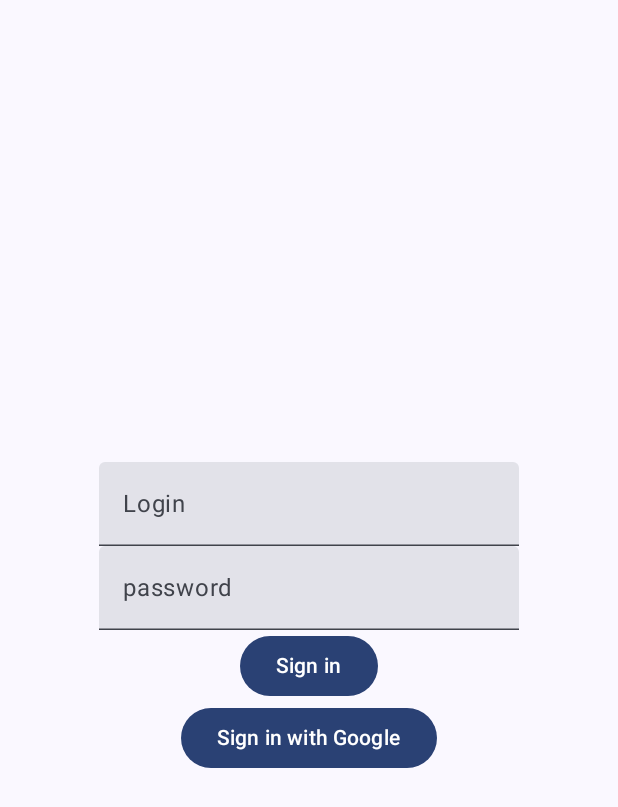
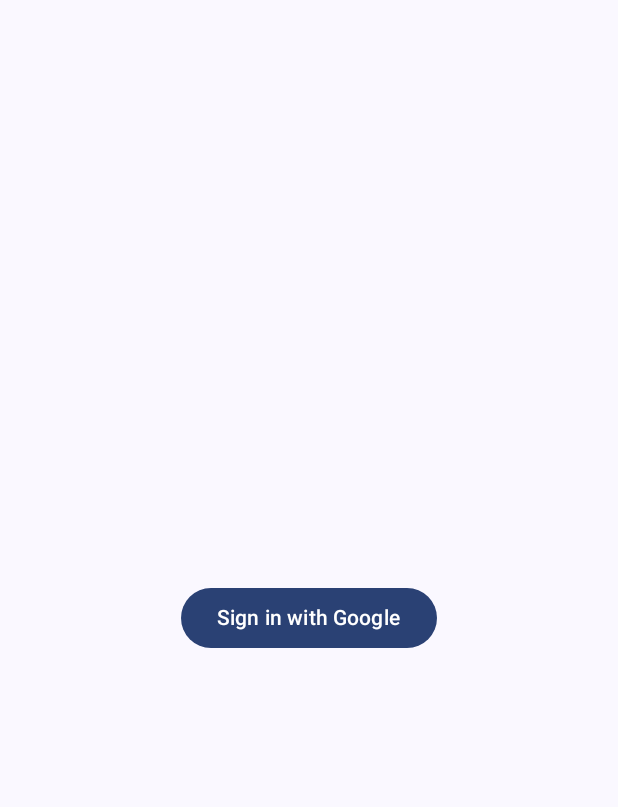
Before and after one commit to Lightios/UJAndroid, an Android app built with Jetpack Compose: the screen it shows after launch (MainActivity), on a phone screen of 412 x 824 dp. Shown: the top 807 px of the screen. Run offline under Robolectric (Android 15) with nearby library versions, the phone set to English and light mode, and no system bars; our stand-ins replace Firebase (no records; nobody signed in at launch, a user with empty details on screens opened directly); libraries missing offline, so code that uses them is left out: com.firebase.ui.

Commit message:
Update SignInScreen.kt
fix

```diff
--- a/zajecia8/app/src/main/java/com/example/logowanieirejestracja/authentication/sign_in/SignInScreen.kt
+++ b/zajecia8/app/src/main/java/com/example/logowanieirejestracja/authentication/sign_in/SignInScreen.kt
@@ -49,21 +49,21 @@ fun SignInScreen(
     )
     {
 
-        TextField(
-            value = login,
-            onValueChange = { login = it },
-            label = { Text("Login") }
-        )
+        // TextField(
+        //     value = login,
+        //     onValueChange = { login = it },
+        //     label = { Text("Login") }
+        // )
 
-        TextField(
-            value = password,
-            onValueChange = { password = it },
-            label = { Text("password") }
-        )
+        // TextField(
+        //     value = password,
+        //     onValueChange = { password = it },
+        //     label = { Text("password") }
+        // )
 
-        Button(onClick = onSignInClick) {
-            Text(text = "Sign in")
-        }
+        // Button(onClick = onSignInClick) {
+        //     Text(text = "Sign in")
+        // }
 
 
         Button(onClick = onSignInClick) {
@@ -73,26 +73,26 @@ fun SignInScreen(
 
     }
 
-    fun f(email: String, password: String) {
-        val auth = Firebase.auth
-        auth.createUserWithEmailAndPassword(email, password)
-            .addOnCompleteListener(context) { task ->
-                if (task.isSuccessful) {
-                    // Sign in success, update UI with the signed-in user's information
-                    Log.d(TAG, "createUserWithEmail:success")
-                    val user = auth.currentUser
-                    updateUI(user)
-                } else {
-                    // If sign in fails, display a message to the user.
-                    Log.w(TAG, "createUserWithEmail:failure", task.exception)
-                    Toast.makeText(
-                        baseContext,
-                        "Authentication failed.",
-                        Toast.LENGTH_SHORT,
-                    ).show()
-                    updateUI(null)
-                }
-            }
-    }
+    // fun f(email: String, password: String) {
+    //     val auth = Firebase.auth
+    //     auth.createUserWithEmailAndPassword(email, password)
+    //         .addOnCompleteListener(context) { task ->
+    //             if (task.isSuccessful) {
+    //                 // Sign in success, update UI with the signed-in user's information
+    //                 Log.d(TAG, "createUserWithEmail:success")
+    //                 val user = auth.currentUser
+    //                 updateUI(user)
+    //             } else {
+    //                 // If sign in fails, display a message to the user.
+    //                 Log.w(TAG, "createUserWithEmail:failure", task.exception)
+    //                 Toast.makeText(
+    //                     baseContext,
+    //                     "Authentication failed.",
+    //                     Toast.LENGTH_SHORT,
+    //                 ).show()
+    //                 updateUI(null)
+    //             }
+    //         }
+    // }
 
 }
```
